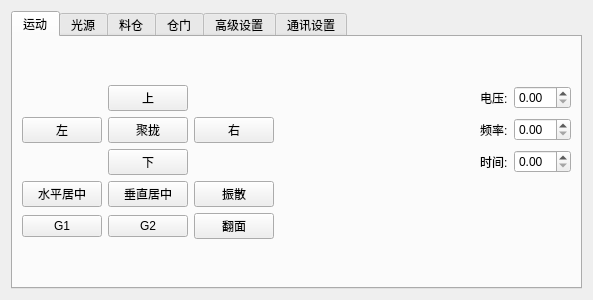
Before: the Qt Designer form FlexControlSystem/FlexControlSystem/controlpanel.ui in SA-Dynamics/Outsourcing, drawn with Qt 5.
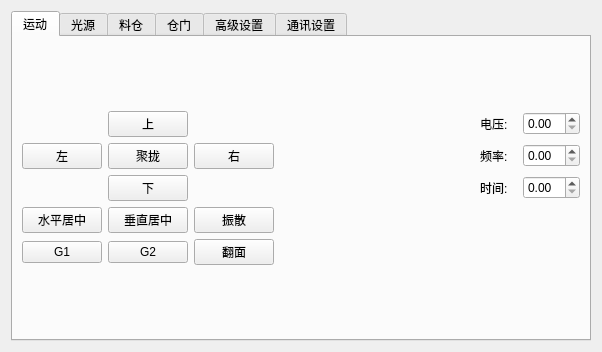
After: the same form once the commit is applied.

```diff
--- a/FlexControlSystem/FlexControlSystem/controlpanel.ui
+++ b/FlexControlSystem/FlexControlSystem/controlpanel.ui
@@ -6,8 +6,8 @@
    <rect>
     <x>0</x>
     <y>0</y>
-    <width>400</width>
-    <height>300</height>
+    <width>602</width>
+    <height>352</height>
    </rect>
   </property>
   <property name="sizePolicy">
```
Left out of the diff: 22 changed lines with no effect on the pictures.
